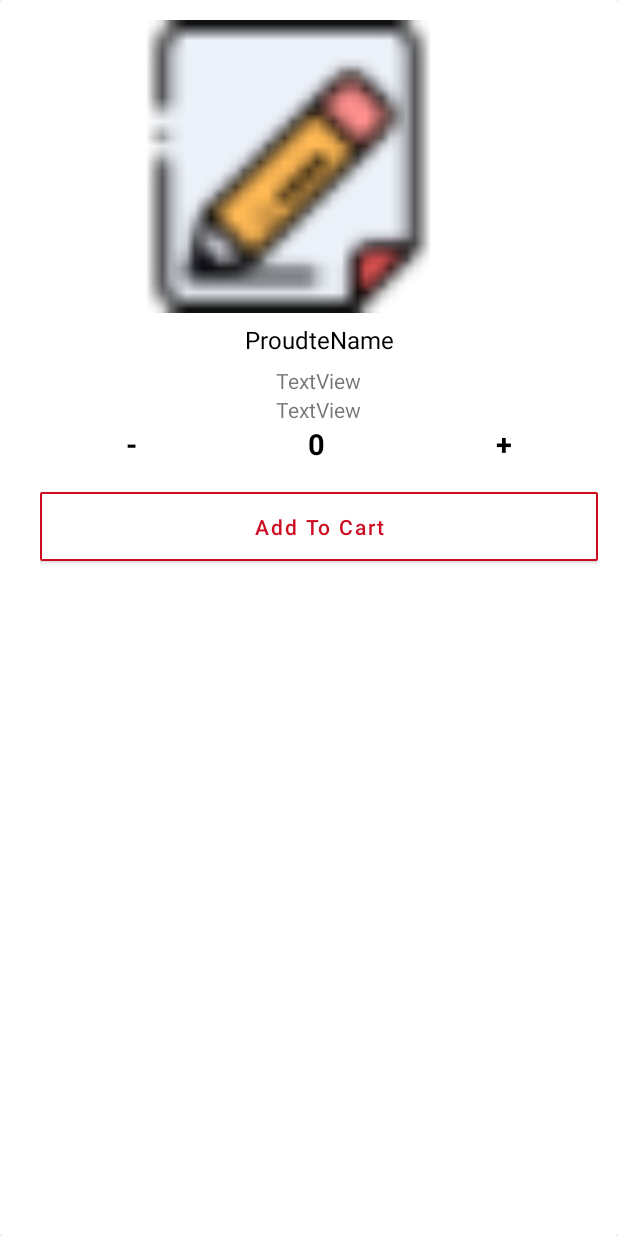
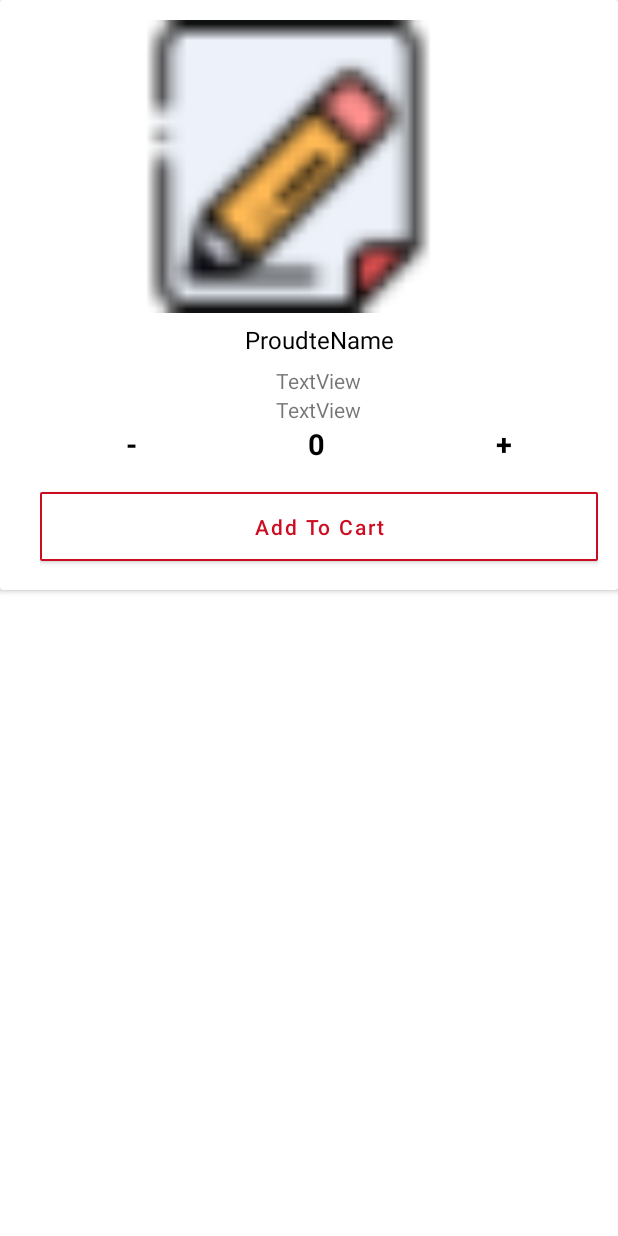
Before and after one commit to aboudmahmoud/StoreDielvey, an Android app: the layout rproductspage.xml on its own in the app's theme, with its tools: preview values and no code run, on a phone screen of 412 x 824 dp. Run offline under Robolectric (Android 15) with nearby library versions, the phone set to English and light mode, and no system bars.

Commit message:
fixsing ui user

```diff
--- a/app/src/main/res/layout/activity_producte_viewr.xml
+++ b/app/src/main/res/layout/activity_producte_viewr.xml
@@ -20,7 +20,7 @@
         <androidx.recyclerview.widget.RecyclerView
             android:id="@+id/RV"
             android:layout_width="match_parent"
-            android:layout_height="wrap_content"
+            android:layout_height="match_parent"
             android:layout_above="@id/btm"
             tools:listitem="@layout/rproductspage" />
 
--- a/app/src/main/res/layout/rproductspage.xml
+++ b/app/src/main/res/layout/rproductspage.xml
@@ -3,15 +3,14 @@
     xmlns:app="http://schemas.android.com/apk/res-auto"
     xmlns:tools="http://schemas.android.com/tools"
     android:layout_width="match_parent"
-        android:layout_height="match_parent"
-       >
+    android:layout_height="wrap_content">
 
     <LinearLayout
         android:layout_width="match_parent"
         android:layout_height="wrap_content"
         android:layout_margin="@dimen/_10sdp"
-            android:orientation="vertical"
-            android:gravity="center">
+        android:gravity="center"
+        android:orientation="vertical">
 
         <ProgressBar
             android:id="@+id/progressBar"
@@ -39,8 +38,8 @@
                 android:id="@+id/ProduteNameR"
                 android:layout_width="match_parent"
                 android:layout_height="wrap_content"
+                android:gravity="center"
                 android:text="ProudteName"
-                    android:gravity="center"
                 android:textColor="@color/black"
                 android:textSize="16sp" />
 
@@ -105,15 +104,15 @@
                 android:layout_width="match_parent"
                 android:layout_height="wrap_content"
                 android:backgroundTint="@color/white"
-                    android:textColor="@color/vividred"
                 android:gravity="center"
-                    android:textAllCaps="false"
                 android:padding="@dimen/_10sdp"
                 android:text="@string/add_to_cart"
+                android:textAllCaps="false"
+                android:textColor="@color/vividred"
                 app:cornerRadius="@dimen/_1sdp"
                 app:rippleColor="#33AAAAAA"
                 app:strokeColor="@color/vividred"
-                    app:strokeWidth="@dimen/_1sdp"/>
+                app:strokeWidth="@dimen/_1sdp" />
 
         </LinearLayout>
 
```
Also changed, not shown: app/src/main/java/com/example/deliveryapp/ProducteControl/ProducteViewr.java (+7 -6 lines), app/src/main/res/layout/pupup_page.xml (+5 -2 lines), 1 other file. Lines whose indentation alone changed are shown as unchanged.
